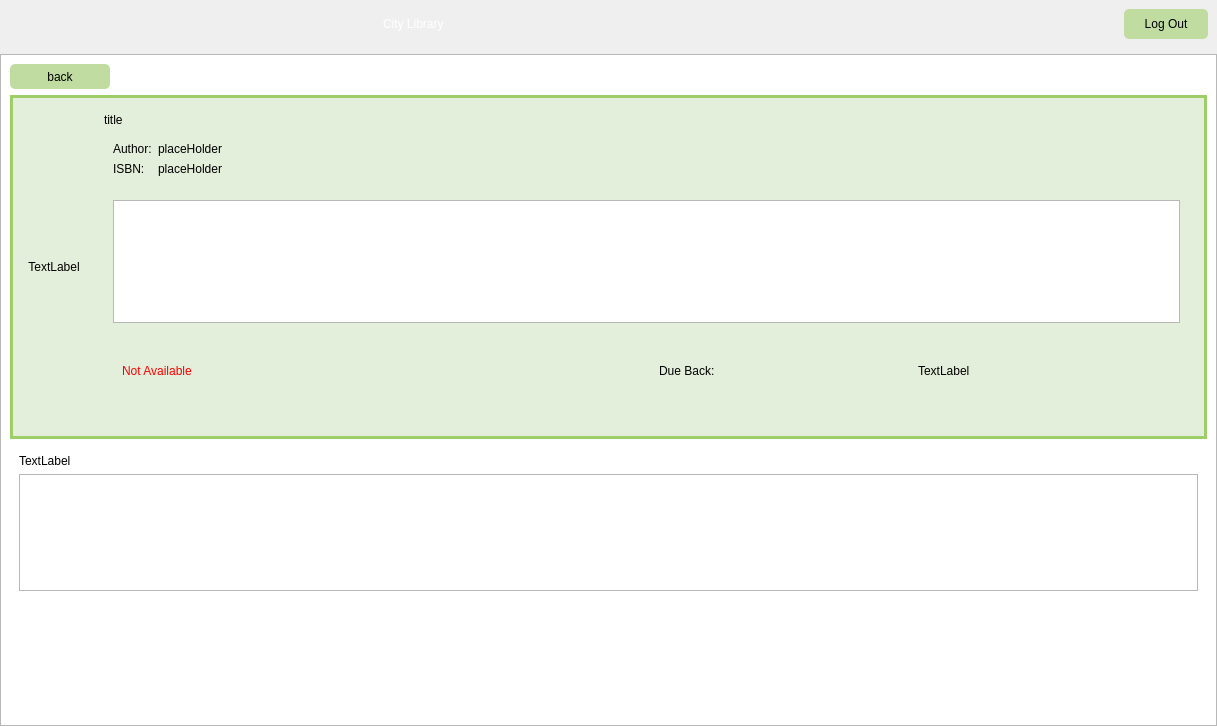
Mr-Beastman/CS106_A2, file viewBookInfo.ui: the form before one commit.
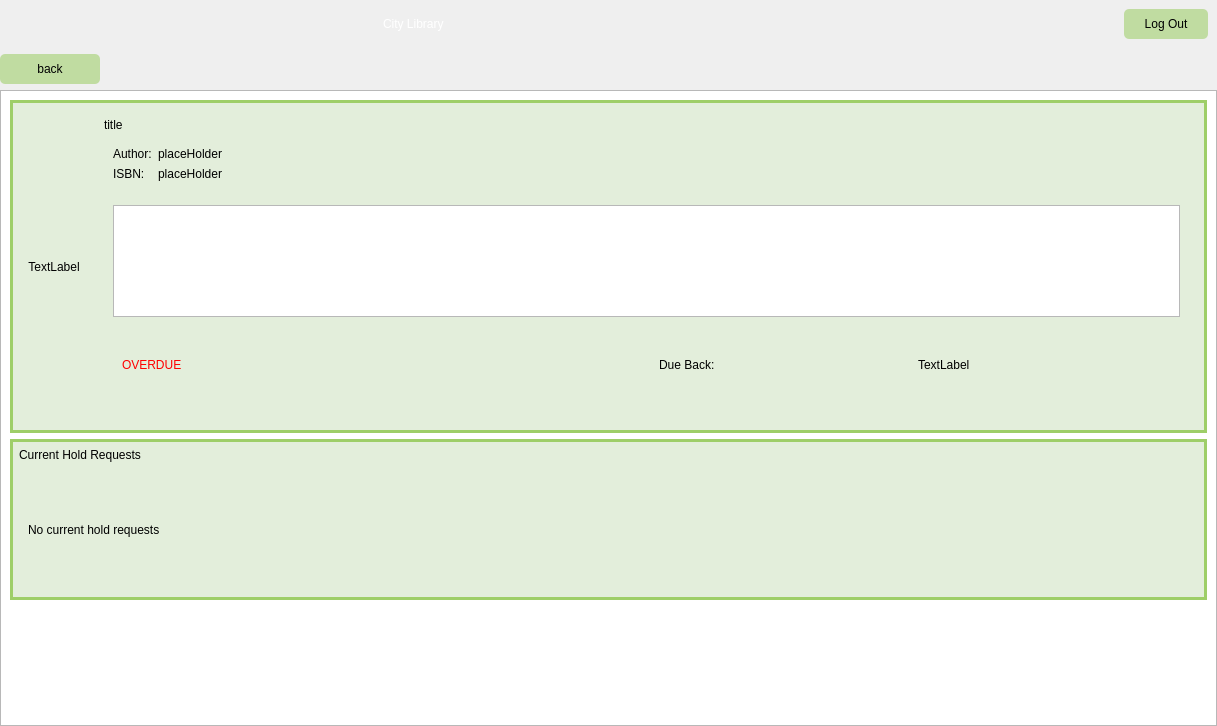
The form after the commit. The open tabs and pages were chosen to show the change. Icons and pictures are not drawn.

Commit message:
correct admin catalogue displays and populate adminBookInfo
Have corrected the availbilty display for books when viewing as an admin (was showing Overdue when multile people in book queue) .

Have also updated ViewBookInfo so that it will now populate hold queue when viewing as admin.

Patch:
```diff
--- a/viewBookInfo.ui
+++ b/viewBookInfo.ui
@@ -106,6 +106,28 @@
      </layout>
     </widget>
    </item>
+   <item>
+    <widget class="QPushButton" name="backButton">
+     <property name="minimumSize">
+      <size>
+       <width>0</width>
+       <height>25</height>
+      </size>
+     </property>
+     <property name="maximumSize">
+      <size>
+       <width>100</width>
+       <height>16777215</height>
+      </size>
+     </property>
+     <property name="layoutDirection">
+      <enum>Qt::LayoutDirection::LeftToRight</enum>
+     </property>
+     <property name="text">
+      <string>back</string>
+     </property>
+    </widget>
+   </item>
    <item>
     <widget class="QScrollArea" name="scrollArea">
      <property name="widgetResizable">
@@ -117,7 +139,7 @@
         <x>0</x>
         <y>0</y>
         <width>1201</width>
-        <height>601</height>
+        <height>604</height>
        </rect>
       </property>
       <property name="styleSheet">
@@ -126,28 +148,6 @@
 }</string>
       </property>
       <layout class="QVBoxLayout" name="verticalLayout">
-       <item>
-        <widget class="QPushButton" name="backButton">
-         <property name="minimumSize">
-          <size>
-           <width>0</width>
-           <height>25</height>
-          </size>
-         </property>
-         <property name="maximumSize">
-          <size>
-           <width>100</width>
-           <height>16777215</height>
-          </size>
-         </property>
-         <property name="layoutDirection">
-          <enum>Qt::LayoutDirection::LeftToRight</enum>
-         </property>
-         <property name="text">
-          <string>back</string>
-         </property>
-        </widget>
-       </item>
        <item>
         <widget class="QWidget" name="bookLayout" native="true">
          <property name="styleSheet">
@@ -243,7 +243,7 @@
                   <item>
                    <widget class="QStackedWidget" name="availabilityWidget">
                     <property name="currentIndex">
-                     <number>4</number>
+                     <number>6</number>
                     </property>
                     <widget class="QWidget" name="availablePage">
                      <layout class="QVBoxLayout" name="verticalLayout_10">
@@ -262,6 +262,23 @@
                       </item>
                      </layout>
                     </widget>
+                    <widget class="QWidget" name="dueBackPage">
+                     <layout class="QVBoxLayout" name="verticalLayout_7">
+                      <item>
+                       <widget class="QLabel" name="dueBackLabel">
+                        <property name="styleSheet">
+                         <string notr="true">#dueBackLabel{
+	font: 700 12pt &quot;Segoe UI&quot;;
+	color: rgb(226, 106, 1);
+}</string>
+                        </property>
+                        <property name="text">
+                         <string>Book is due back soon</string>
+                        </property>
+                       </widget>
+                      </item>
+                     </layout>
+                    </widget>
                     <widget class="QWidget" name="checkedoutPage">
                      <layout class="QVBoxLayout" name="verticalLayout_11">
                       <item>
@@ -330,6 +347,23 @@
                       </item>
                      </layout>
                     </widget>
+                    <widget class="QWidget" name="overduePage">
+                     <layout class="QVBoxLayout" name="verticalLayout_2">
+                      <item>
+                       <widget class="QLabel" name="overdueLabel">
+                        <property name="styleSheet">
+                         <string notr="true">#overdueLabel{
+	font: 700 12pt &quot;Segoe UI&quot;;
+	color: rgb(255, 0, 0);
+}</string>
+                        </property>
+                        <property name="text">
+                         <string>OVERDUE</string>
+                        </property>
+                       </widget>
+                      </item>
+                     </layout>
+                    </widget>
                    </widget>
                   </item>
                   <item>
@@ -634,16 +668,42 @@
        </item>
        <item>
         <widget class="QWidget" name="adminInfoDisplay" native="true">
+         <property name="styleSheet">
+          <string notr="true">#adminInfoDisplay{
+	border: 3px solid;
+	border-color: rgb(158, 206, 104);
+	background-color: rgb(227, 238, 219);
+}</string>
+         </property>
          <layout class="QVBoxLayout" name="adminInfoLayout">
           <item>
            <widget class="QLabel" name="label">
             <property name="text">
-             <string>TextLabel</string>
+             <string>Current Hold Requests</string>
             </property>
            </widget>
           </item>
           <item>
-           <widget class="QListWidget" name="listWidget"/>
+           <widget class="QStackedWidget" name="holdStackedWidget">
+            <widget class="QWidget" name="currentHoldPage">
+             <layout class="QVBoxLayout" name="verticalLayout_8">
+              <item>
+               <widget class="QListWidget" name="holdList"/>
+              </item>
+             </layout>
+            </widget>
+            <widget class="QWidget" name="noCurrentHoldPage">
+             <layout class="QVBoxLayout" name="verticalLayout_9">
+              <item>
+               <widget class="QLabel" name="noHoldsLabel">
+                <property name="text">
+                 <string>No current hold requests</string>
+                </property>
+               </widget>
+              </item>
+             </layout>
+            </widget>
+           </widget>
           </item>
          </layout>
         </widget>
```
The commit also changes 18 other files.
